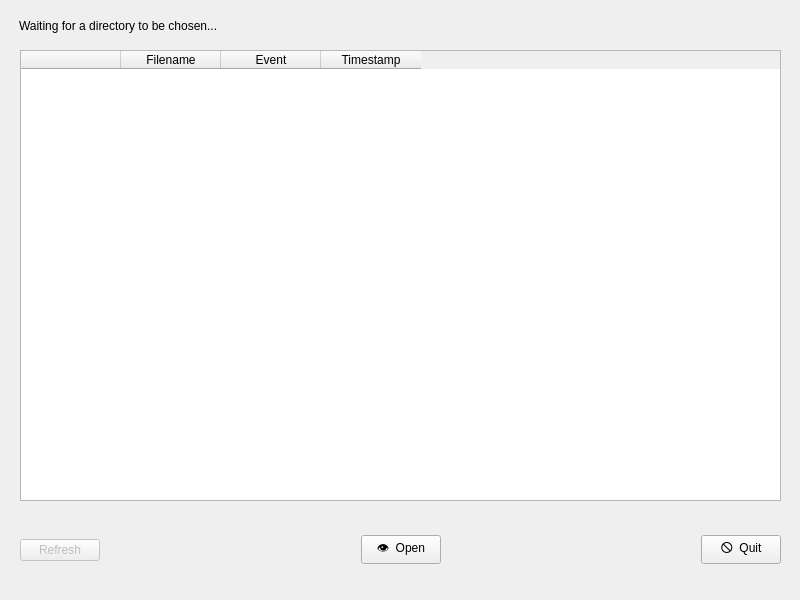
Skimmeroni/CPlusPlus-Unimib-Progetto, file Qt/directoryoverwatch.ui: the form before one commit.
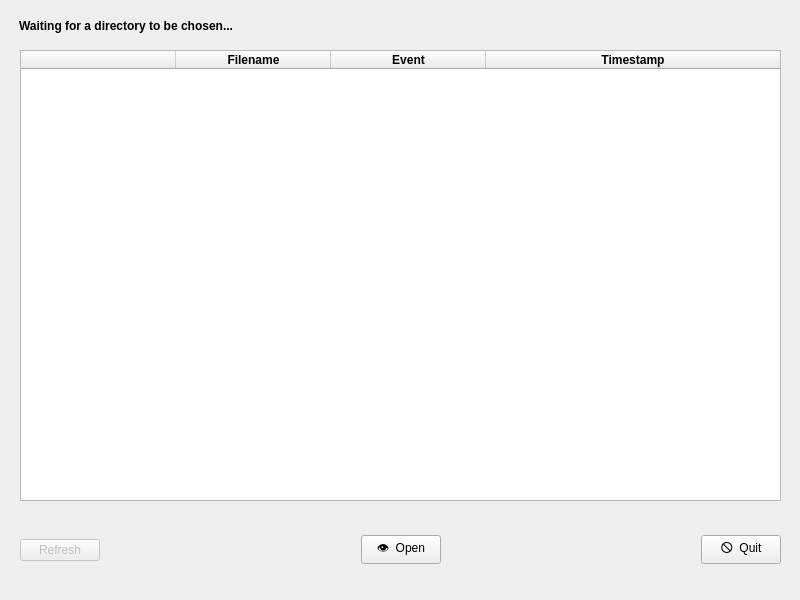
The form after the commit.

Commit message: Migliorata la tabella del progetto Qt

Diff of the .ui file:
```diff
--- a/Qt/directoryoverwatch.ui
+++ b/Qt/directoryoverwatch.ui
@@ -35,9 +35,30 @@
       <height>451</height>
      </rect>
     </property>
+    <property name="showGrid">
+     <bool>false</bool>
+    </property>
+    <property name="sortingEnabled">
+     <bool>true</bool>
+    </property>
     <property name="rowCount">
      <number>0</number>
     </property>
+    <property name="columnCount">
+     <number>4</number>
+    </property>
+    <attribute name="horizontalHeaderMinimumSectionSize">
+     <number>100</number>
+    </attribute>
+    <attribute name="horizontalHeaderDefaultSectionSize">
+     <number>155</number>
+    </attribute>
+    <attribute name="horizontalHeaderStretchLastSection">
+     <bool>true</bool>
+    </attribute>
+    <attribute name="verticalHeaderVisible">
+     <bool>true</bool>
+    </attribute>
     <column>
      <property name="text">
       <string/>
@@ -47,16 +68,31 @@
      <property name="text">
       <string>Filename</string>
      </property>
+     <property name="font">
+      <font>
+       <bold>true</bold>
+      </font>
+     </property>
     </column>
     <column>
      <property name="text">
       <string>Event</string>
      </property>
+     <property name="font">
+      <font>
+       <bold>true</bold>
+      </font>
+     </property>
     </column>
     <column>
      <property name="text">
       <string>Timestamp</string>
      </property>
+     <property name="font">
+      <font>
+       <bold>true</bold>
+      </font>
+     </property>
     </column>
    </widget>
    <widget class="QWidget" name="horizontalLayoutWidget">
@@ -133,6 +169,11 @@
     <layout class="QHBoxLayout" name="horizontalLayout_2">
      <item>
       <widget class="QLabel" name="infoLabel">
+       <property name="font">
+        <font>
+         <bold>true</bold>
+        </font>
+       </property>
        <property name="text">
         <string>Waiting for a directory to be chosen...</string>
        </property>
```
The commit also changes 2 other files.
